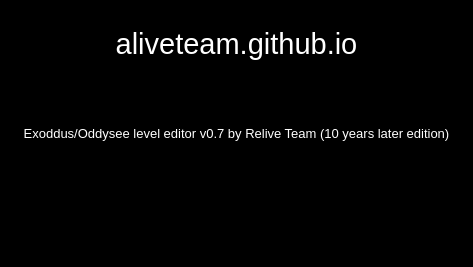
Above: Source/Tools/editor/Source/AboutDialog.ui from AliveTeam/alive_reversing before the change. Below: the same form after it.
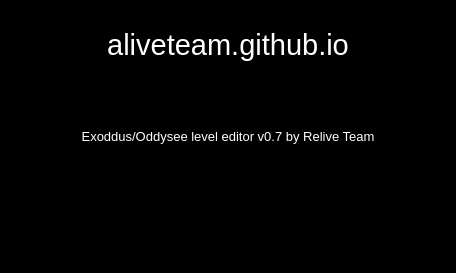
That is the form after the change.

Commit message: Tweak about dialog size and text so its not truncated on hidpi xfce4

Patch:
```diff
--- a/Source/Tools/editor/Source/AboutDialog.ui
+++ b/Source/Tools/editor/Source/AboutDialog.ui
@@ -9,8 +9,8 @@
    <rect>
     <x>0</x>
     <y>0</y>
-    <width>473</width>
-    <height>267</height>
+    <width>456</width>
+    <height>273</height>
    </rect>
   </property>
   <property name="windowTitle">
@@ -60,10 +60,13 @@
        </property>
        <property name="text">
         <string>&lt;!DOCTYPE HTML PUBLIC &quot;-//W3C//DTD HTML 4.0//EN&quot; &quot;http://www.w3.org/TR/REC-html40/strict.dtd&quot;&gt;
-&lt;html&gt;&lt;head&gt;&lt;meta name=&quot;qrichtext&quot; content=&quot;1&quot; /&gt;&lt;style type=&quot;text/css&quot;&gt;
+&lt;html&gt;&lt;head&gt;&lt;meta name=&quot;qrichtext&quot; content=&quot;1&quot; /&gt;&lt;meta charset=&quot;utf-8&quot; /&gt;&lt;style type=&quot;text/css&quot;&gt;
 p, li { white-space: pre-wrap; }
-&lt;/style&gt;&lt;/head&gt;&lt;body style=&quot; font-family:'MS Shell Dlg 2'; font-size:8pt; font-weight:400; font-style:normal;&quot;&gt;
-&lt;p style=&quot; margin-top:0px; margin-bottom:0px; margin-left:0px; margin-right:0px; -qt-block-indent:0; text-indent:0px;&quot;&gt;&lt;span style=&quot; font-size:10pt; color:#ffffff;&quot;&gt;Exoddus/Oddysee level editor v0.7 by Relive Team (10 years later edition)&lt;/span&gt;&lt;/p&gt;&lt;/body&gt;&lt;/html&gt;</string>
+hr { height: 1px; border-width: 0; }
+li.unchecked::marker { content: &quot;\2610&quot;; }
+li.checked::marker { content: &quot;\2612&quot;; }
+&lt;/style&gt;&lt;/head&gt;&lt;body style=&quot; font-family:'Sans'; font-size:10pt; font-weight:400; font-style:normal;&quot;&gt;
+&lt;p style=&quot; margin-top:0px; margin-bottom:0px; margin-left:0px; margin-right:0px; -qt-block-indent:0; text-indent:0px;&quot;&gt;&lt;span style=&quot; font-family:'MS Shell Dlg 2'; color:#ffffff;&quot;&gt;Exoddus/Oddysee level editor v0.7 by Relive Team&lt;/span&gt;&lt;/p&gt;&lt;/body&gt;&lt;/html&gt;</string>
        </property>
        <property name="textFormat">
         <enum>Qt::RichText</enum>
```
Left out of the diff: 4 changed lines with no effect on the pictures.
